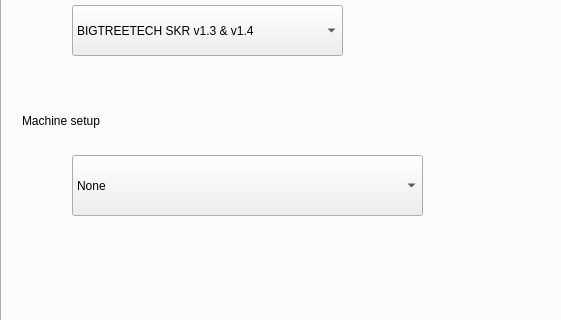
Before: the Qt Designer form remoreconfig.ui in aaroncnc/Remora-GUI-Config-Tool, drawn with Qt 5; both pictures show x 0 to 561 and y 150 to 470 of the 1039 by 777 pixel window.
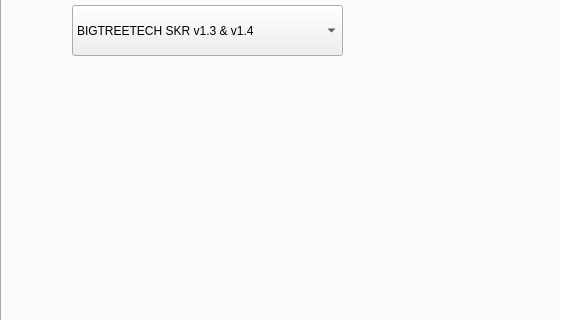
After: the same form once the commit is applied. The open tabs and pages were chosen to show the change.

Commit message:
shrank code base by 1,000+ lines
added logic to make code more manageable

```diff
--- a/remoreconfig.ui
+++ b/remoreconfig.ui
@@ -63,59 +63,6 @@
        <string>Select control board</string>
       </property>
      </widget>
-     <widget class="QComboBox" name="setup">
-      <property name="geometry">
-       <rect>
-        <x>70</x>
-        <y>210</y>
-        <width>351</width>
-        <height>61</height>
-       </rect>
-      </property>
-      <item>
-       <property name="text">
-        <string>None</string>
-       </property>
-      </item>
-      <item>
-       <property name="text">
-        <string>Mill XYZ</string>
-       </property>
-      </item>
-      <item>
-       <property name="text">
-        <string>Mill XYZ +spindle encoder +VFD</string>
-       </property>
-      </item>
-      <item>
-       <property name="text">
-        <string>K40 Laser cutter</string>
-       </property>
-      </item>
-      <item>
-       <property name="text">
-        <string>3D printer</string>
-       </property>
-      </item>
-      <item>
-       <property name="text">
-        <string>3D printer + BL Touch</string>
-       </property>
-      </item>
-     </widget>
-     <widget class="QLabel" name="label_15">
-      <property name="geometry">
-       <rect>
-        <x>20</x>
-        <y>160</y>
-        <width>161</width>
-        <height>31</height>
-       </rect>
-      </property>
-      <property name="text">
-       <string>Machine setup</string>
-      </property>
-     </widget>
     </widget>
     <widget class="QWidget" name="axis">
      <attribute name="title">
```
Left out of the diff: 814 changed lines with no effect on the pictures. The commit also changes 1 other file.
